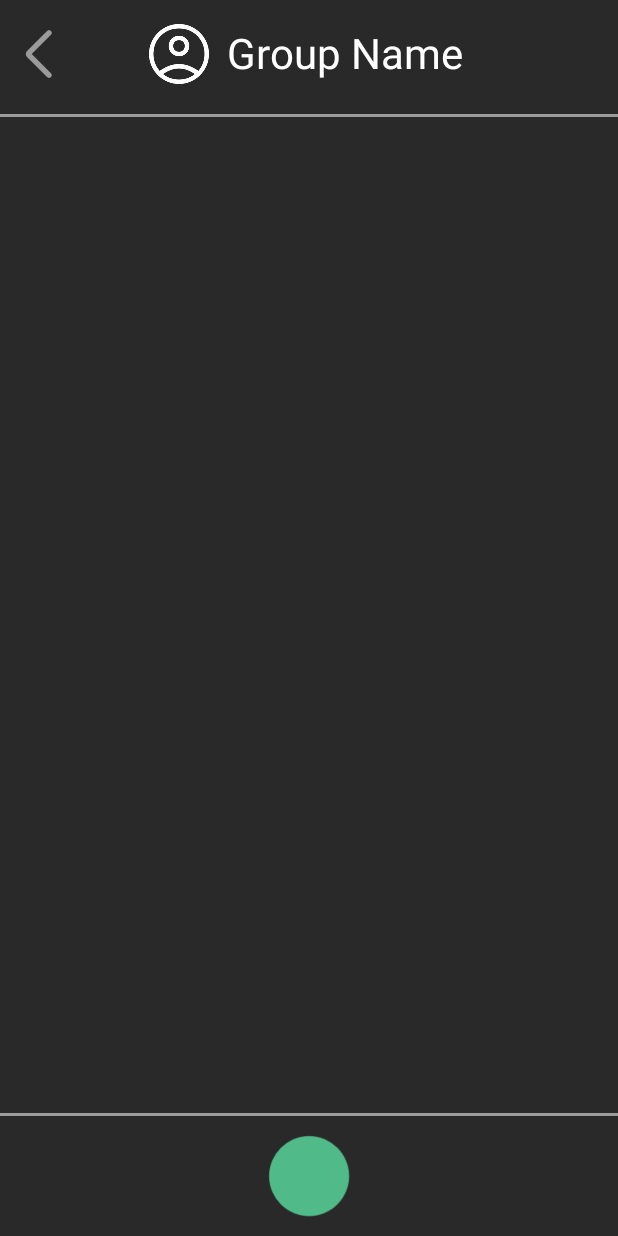
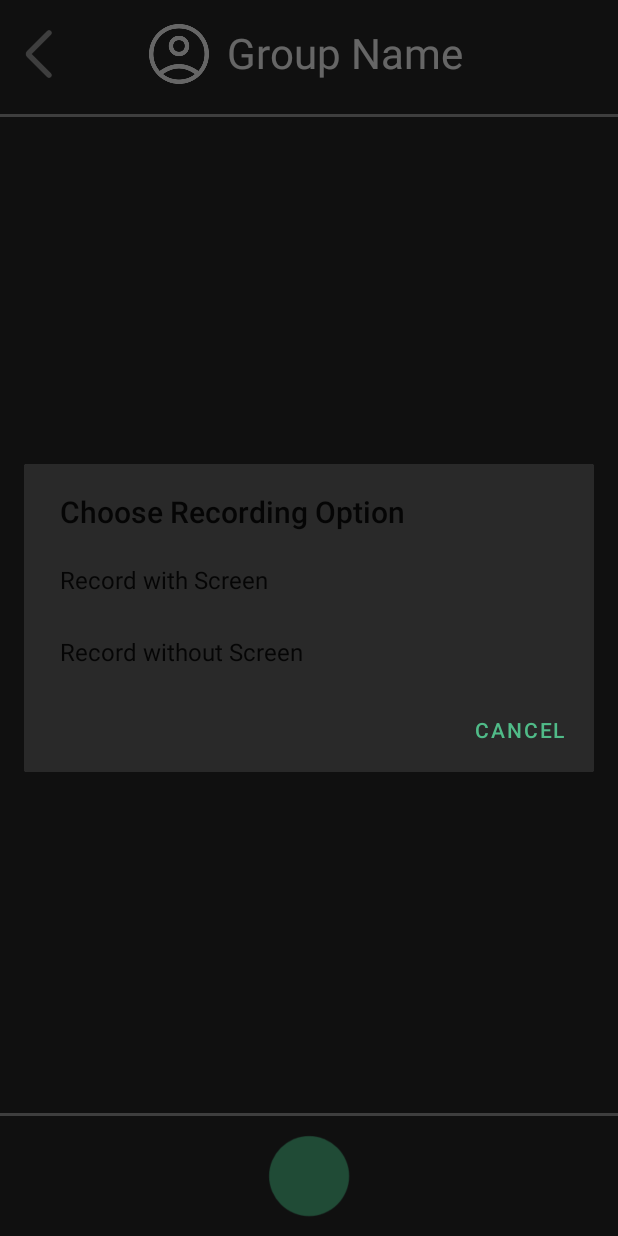
Before and after one commit to JLivanec/Nexas, an Android app: the ChatFragment screen opened through its navigation route, after a tap on an icon or button, on a phone screen of 412 x 824 dp. Run offline under Robolectric (Android 15) with nearby library versions, the phone set to English and light mode, and no system bars; our stand-ins replace Firebase (no records; nobody signed in at launch, a user with empty details on screens opened directly); pictures from the network do not load; 5 statements that could not run were skipped.

Commit message:
Video recording without screen

```diff
--- a/frontend/app/build.gradle.kts
+++ b/frontend/app/build.gradle.kts
@@ -96,4 +96,7 @@ dependencies {
     implementation(libs.androidx.camera.video)
     implementation(libs.androidx.camera.view.v122)
     implementation(libs.androidx.camera.extensions)
+    implementation(libs.ffmpeg.kit.full)
+
+
 }
--- a/frontend/app/src/main/java/com/example/nexas/ChatFragment.kt
+++ b/frontend/app/src/main/java/com/example/nexas/ChatFragment.kt
@@ -1,6 +1,7 @@
 package com.example.nexas
 
 import android.Manifest
+import android.app.AlertDialog
 import android.content.pm.PackageManager
 import android.os.Bundle
 import android.util.Log
@@ -45,6 +46,8 @@ class ChatFragment : Fragment(), View.OnClickListener {
 
     private lateinit var groupId: String
     private lateinit var group: Group
+
+    private var cameraPermissionForScreen = true
 
     override fun onCreate(savedInstanceState: Bundle?) {
         super.onCreate(savedInstanceState)
@@ -101,8 +104,21 @@ class ChatFragment : Fragment(), View.OnClickListener {
         when (v?.id) {
             backButton.id -> {findNavController().navigateUp()}
             groupHeader.id -> {findNavController().navigate(ChatFragmentDirections.actionChatFragmentToGroupProfileFragment(groupId))}
-            recordButton.id -> checkCameraPermission()
+            recordButton.id -> showRecordOptionDialog()
         }
+    }
+
+    private fun showRecordOptionDialog() {
+        AlertDialog.Builder(requireContext())
+            .setTitle("Choose Recording Option")
+            .setItems(arrayOf("Record with Screen", "Record without Screen")) { _, which ->
+                when (which) {
+                    0 -> checkCameraPermission(true) // Navigate to RecordFragment
+                    1 -> checkCameraPermission(false) // Navigate to PrivacyVideoFragment
+                }
+            }
+            .setNegativeButton("Cancel", null)
+            .show()
     }
 
     inner class ChatViewHolder(itemView: View) : RecyclerView.ViewHolder(itemView) {
@@ -195,13 +211,22 @@ class ChatFragment : Fragment(), View.OnClickListener {
         }
     }
 
-    private fun checkCameraPermission() {
+    private fun checkCameraPermission(forScreen: Boolean) {
+        cameraPermissionForScreen = forScreen
         if (ContextCompat.checkSelfPermission(requireContext(), Manifest.permission.CAMERA) != PackageManager.PERMISSION_GRANTED) {
             // Request camera permission using the launcher
             cameraPermissionLauncher.launch(Manifest.permission.CAMERA)
         } else {
-            // Permission is already granted, navigate to RecordFragment
+            // Permission is already granted, navigate to the appropriate fragment
+            navigateToRecordingFragment(forScreen)
+        }
+    }
+
+    private fun navigateToRecordingFragment(forScreen: Boolean) {
+        if (forScreen) {
             findNavController().navigate(ChatFragmentDirections.actionChatFragmentToRecordFragment(groupId))
+        } else {
+            findNavController().navigate(ChatFragmentDirections.actionChatFragmentToPrivacyVideoFragment(groupId))
         }
     }
 
--- a/frontend/app/src/main/res/navigation/nav_graph.xml
+++ b/frontend/app/src/main/res/navigation/nav_graph.xml
@@ -162,6 +162,13 @@
                 android:name="videoURL"
                 app:argType="string" />
         </action>
+        <action
+            android:id="@+id/action_chatFragment_to_privacyVideoFragment"
+            app:destination="@id/privacyVideoFragment" >
+            <argument
+                android:name="groupId"
+                app:argType="string" />
+        </action>
     </fragment>
     <fragment
         android:id="@+id/profileFragment"
@@ -243,4 +250,20 @@
         android:name="com.example.nexas.WatchFragment"
         android:label="fragment_watch"
         tools:layout="@layout/fragment_watch" />
+    <fragment
+        android:id="@+id/privacyVideoFragment"
+        android:name="com.example.nexas.PrivacyVideoFragment"
+        android:label="fragment_privacy_video"
+        tools:layout="@layout/fragment_privacy_video" >
+        <action
+            android:id="@+id/action_privacyVideoFragment_to_previewFragment"
+            app:destination="@id/previewFragment" >
+            <argument
+                android:name="groupId"
+                app:argType="string" />
+            <argument
+                android:name="videoURI"
+                app:argType="string" />
+        </action>
+    </fragment>
 </navigation>
--- a/frontend/gradle/libs.versions.toml
+++ b/frontend/gradle/libs.versions.toml
@@ -7,6 +7,7 @@ cameraCoreVersion = "1.2.2"
 cameraLifecycle = "1.2.2"
 cameraView = "1.2.2"
 converterGson = "2.9.0"
+ffmpegKitFull = "5.1"
 firebaseBom = "33.5.1"
 firebaseUiAuth = "7.2.0"
 glide = "4.12.0"
@@ -26,6 +27,7 @@ material = "1.10.0"
 lifecycleRuntimeKtx = "2.6.1"
 activityCompose = "1.8.0"
 composeBom = "2024.04.01"
+mobileFfmpegFull = "4.4.LTS"
 mongodbDriverSync = "4.9.0"
 mongoJavaDriver = "3.12.8"
 mongoJavaDriverVersion = "3.0.3"
@@ -54,6 +56,7 @@ androidx-navigation-safe-args-gradle-plugin = { module = "androidx.navigation:na
 androidx-navigation-ui-ktx = { module = "androidx.navigation:navigation-ui-ktx", version.ref = "navigationFragmentKtx" }
 bson-kotlinx = { module = "org.mongodb:bson-kotlinx", version.ref = "bsonKotlinx" }
 converter-gson = { module = "com.squareup.retrofit2:converter-gson", version.ref = "converterGson" }
+ffmpeg-kit-full = { module = "com.arthenica:ffmpeg-kit-full", version.ref = "ffmpegKitFull" }
 firebase-analytics = { module = "com.google.firebase:firebase-analytics" }
 firebase-bom = { module = "com.google.firebase:firebase-bom", version.ref = "firebaseBom" }
 firebase-ui-auth = { module = "com.firebaseui:firebase-ui-auth", version.ref = "firebaseUiAuth" }
@@ -79,6 +82,7 @@ androidx-ui-tooling-preview = { group = "androidx.compose.ui", name = "ui-toolin
 androidx-ui-test-manifest = { group = "androidx.compose.ui", name = "ui-test-manifest" }
 androidx-ui-test-junit4 = { group = "androidx.compose.ui", name = "ui-test-junit4" }
 androidx-material3 = { group = "androidx.compose.material3", name = "material3" }
+mobile-ffmpeg-full = { module = "com.arthenica:mobile-ffmpeg-full", version.ref = "mobileFfmpegFull" }
 mongo-java-driver = { module = "org.mongodb:mongo-java-driver", version.ref = "mongoJavaDriver" }
 mongo-java-driver-v303 = { module = "org.mongodb:mongo-java-driver", version.ref = "mongoJavaDriverVersion" }
 mongodb-driver-kotlin-coroutine = { module = "org.mongodb:mongodb-driver-kotlin-coroutine", version.ref = "bsonKotlinx" }
```
Also changed, not shown: frontend/app/src/main/java/com/example/nexas/PrivacyVideoFragment.kt (added, +164 -0 lines), frontend/app/src/main/res/layout/fragment_privacy_video.xml (added, +45 -0 lines).
